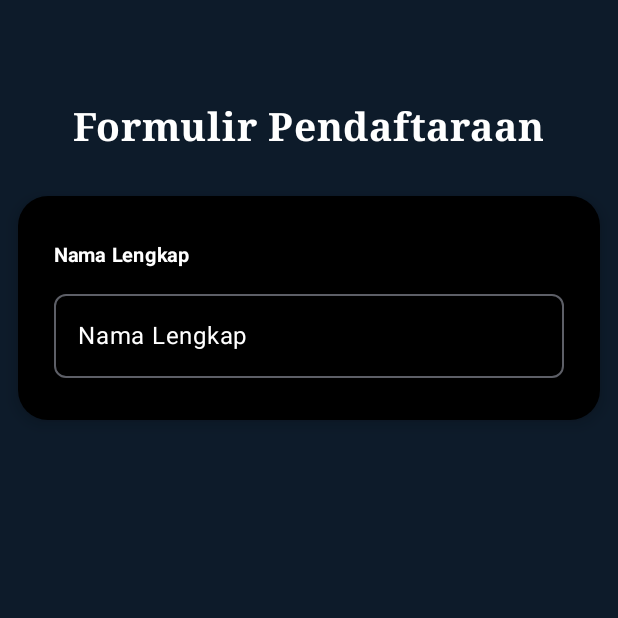
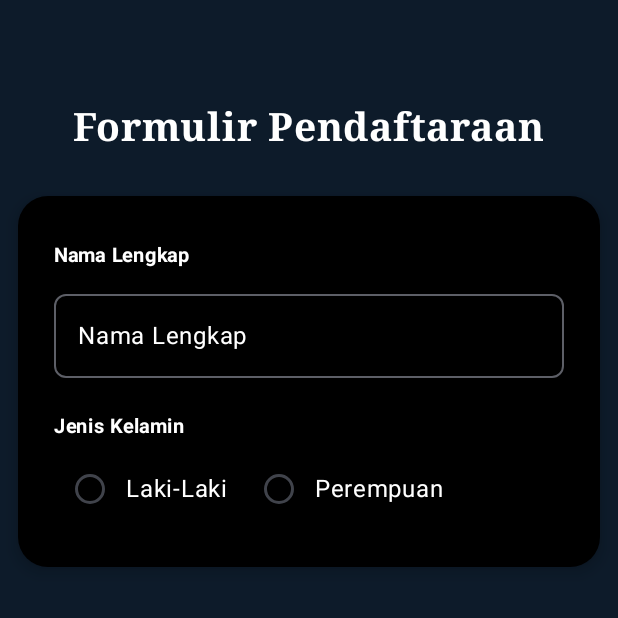
Before and after one commit to hikmatyar22/QuestNavigasiTugas_193, an Android app built with Jetpack Compose: the composable FormInput shown on its own in the app's theme, on a phone screen of 412 x 824 dp, the top half of it. Run offline under Robolectric (Android 15) with nearby library versions, the phone set to English and light mode, and no system bars.

Commit message:
Membuat isian kedua di card dengan text string jenis kelamin dan membuat tombol pilihan untuk isian kelamin yang dipanggil dari jenis variabel yang sudah bikin tadi

```diff
--- a/app/src/main/java/com/example/tugasquestnavigasi/view/InputData.kt
+++ b/app/src/main/java/com/example/tugasquestnavigasi/view/InputData.kt
@@ -113,6 +113,29 @@ fun FormInput(
                         label = { Text("Nama Lengkap", color = Color.White) }
                     )
 
+                    Spacer(modifier = Modifier.height(10.dp))
+                    Text(
+                        text = stringResource(id = R.string.jenis),
+                        fontSize = 13.sp,
+                        fontWeight = FontWeight.Bold,
+                        color = Color.White
+                    )
+                    Row(
+                        modifier = Modifier.fillMaxWidth(),
+                        horizontalArrangement = Arrangement.spacedBy(10.dp)
+                    ) {
+                        Jenis.forEach { item ->
+                            Row(verticalAlignment = Alignment.CenterVertically) {
+                                RadioButton(
+                                    selected = (textJenis == item),
+                                    onClick = { textJenis = item },
+                                    colors = RadioButtonDefaults.colors(selectedColor = Color.White)
+                                )
+                                Text(text = item, color = Color.White)
+                            }
+                        }
+                    }
+
 
                 }
             }
```
